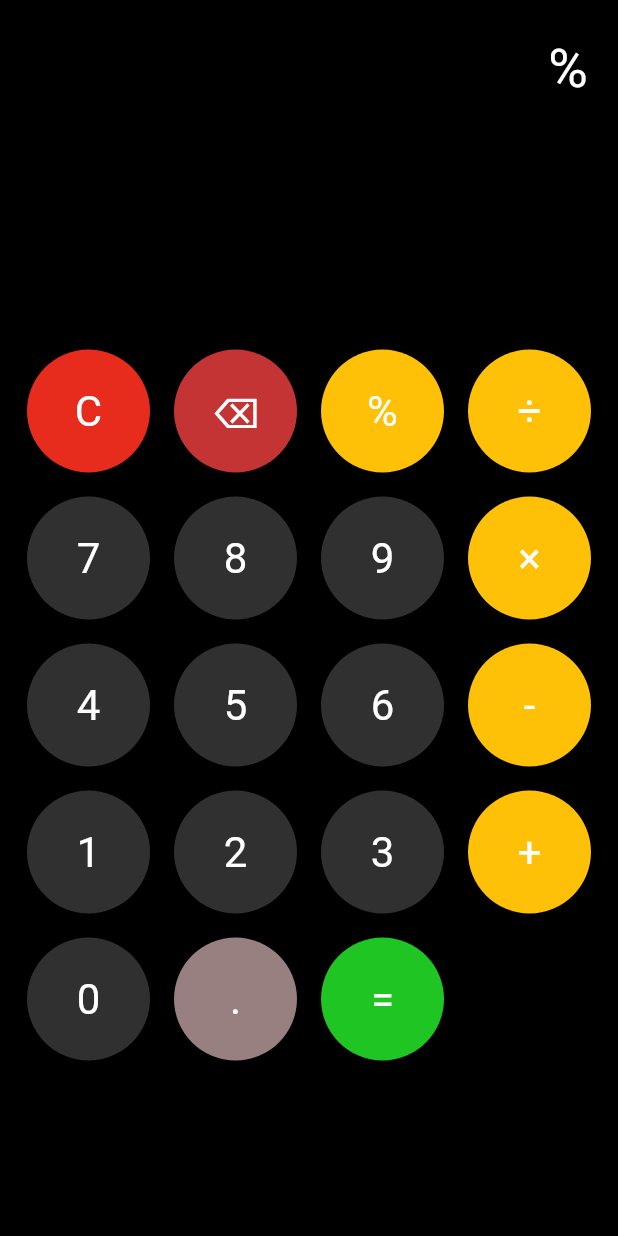
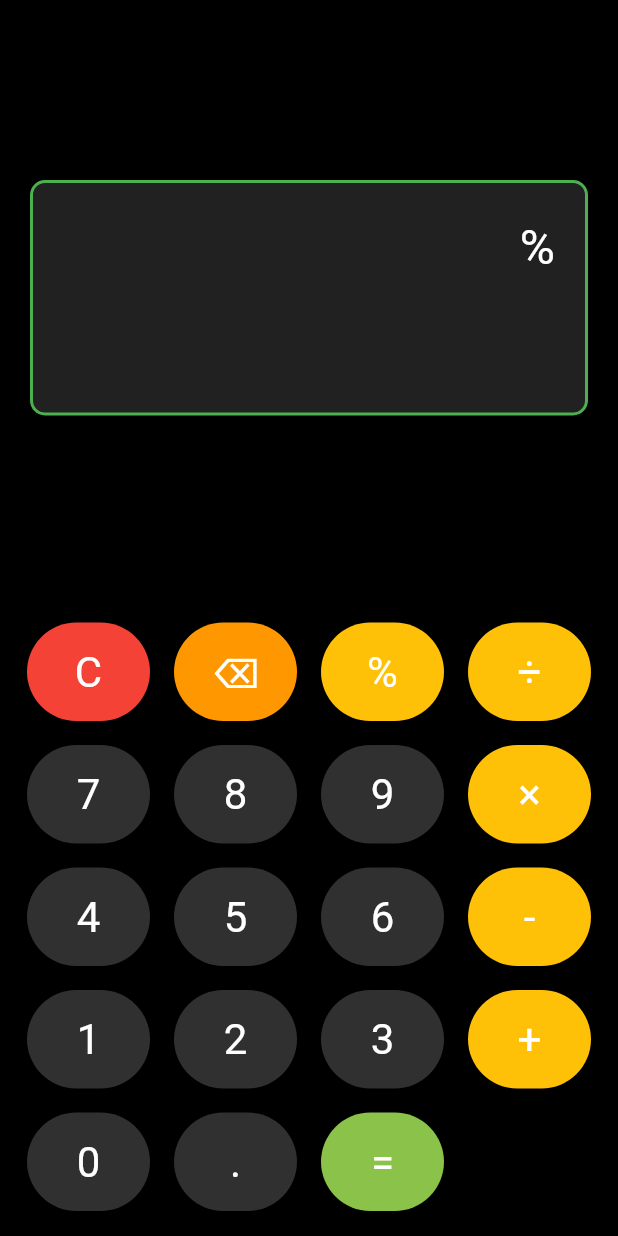
Before and after one commit to helangeorge999/calculator_flutter, a Flutter app: the screen it shows after launch, after a tap on an icon or button, on a phone screen of 412 x 824 dp. Run offline on Flutter 3.47's test engine with Material 3 defaults, Android fonts, the phone set to English and light mode, and no system bars; our stand-ins replace math_expressions.

Commit message:
update color

```diff
--- a/lib/screens/calculator_screen.dart
+++ b/lib/screens/calculator_screen.dart
@@ -12,7 +12,7 @@ class CalculatorScreen extends StatefulWidget {
 class _CalculatorScreenState extends State<CalculatorScreen> {
   String input = "";
   String result = "";
-  bool lastPressedEquals = false; // Tracks if last press was "="
+  bool lastPressedEquals = false;
 
   void buttonPressed(String value) {
     setState(() {
@@ -21,26 +21,22 @@ class _CalculatorScreenState extends State<CalculatorScreen> {
         result = "";
         lastPressedEquals = false;
       } else if (value == '⌫') {
-        if (input.isNotEmpty) {
-          input = input.substring(0, input.length - 1);
-        }
+        if (input.isNotEmpty) input = input.substring(0, input.length - 1);
       } else if (value == '=') {
         if (input.isNotEmpty) {
           result = calculateResult(input);
           lastPressedEquals = true;
         }
       } else {
-        // If last pressed "=" and new input is an operator, continue from result
         if (lastPressedEquals) {
           if (isOperator(value)) {
             input = result + value;
           } else {
-            input = value; // start new calculation
+            input = value;
             result = "";
           }
           lastPressedEquals = false;
         } else {
-          // Prevent multiple operators in a row
           if (input.isNotEmpty &&
               isOperator(input[input.length - 1]) &&
               isOperator(value)) {
@@ -59,10 +55,7 @@ class _CalculatorScreenState extends State<CalculatorScreen> {
 
   String calculateResult(String exp) {
     try {
-      // Replace symbols
       exp = exp.replaceAll('×', '*').replaceAll('x', '*').replaceAll('÷', '/');
-
-      // Replace % with /100
       exp = exp.replaceAll('%', '/100');
 
       Parser p = Parser();
@@ -71,11 +64,7 @@ class _CalculatorScreenState extends State<CalculatorScreen> {
 
       double eval = parsedExp.evaluate(EvaluationType.REAL, cm);
 
-      // Remove ".0" for integers
-      if (eval == eval.toInt()) {
-        return eval.toInt().toString();
-      }
-
+      if (eval == eval.toInt()) return eval.toInt().toString();
       return eval.toString();
     } catch (e) {
       return "Error";
@@ -87,44 +76,61 @@ class _CalculatorScreenState extends State<CalculatorScreen> {
     return Scaffold(
       backgroundColor: Colors.black,
       body: Column(
-        mainAxisAlignment: MainAxisAlignment.end,
         children: [
-          // Input Display
+          const SizedBox(height: 100),
+
+          // Big Rectangle for input + result
           Container(
-            alignment: Alignment.centerRight,
+            margin: const EdgeInsets.all(20),
             padding: const EdgeInsets.all(20),
-            child: Text(
-              input,
-              style: const TextStyle(color: Colors.white, fontSize: 36),
+            width: double.infinity,
+            decoration: BoxDecoration(
+              color: Colors.grey[900],
+              borderRadius: BorderRadius.circular(10),
+              border: Border.all(color: Colors.green, width: 2),
+            ),
+            child: Column(
+              crossAxisAlignment: CrossAxisAlignment.end,
+              children: [
+                Text(
+                  input,
+                  style: const TextStyle(
+                    color: Colors.white,
+                    fontSize: 32,
+                    overflow: TextOverflow.ellipsis,
+                  ),
+                ),
+                const SizedBox(height: 10),
+                Text(
+                  result,
+                  style: const TextStyle(
+                    color: Color.fromARGB(255, 239, 242, 239),
+                    fontSize: 40,
+                    fontWeight: FontWeight.bold,
+                    overflow: TextOverflow.ellipsis,
+                  ),
+                ),
+              ],
             ),
           ),
 
-          // Result Display
-          Container(
-            alignment: Alignment.centerRight,
-            padding: const EdgeInsets.all(20),
-            child: Text(
-              result,
-              style: const TextStyle(color: Colors.green, fontSize: 45),
-            ),
-          ),
+          const SizedBox(height: 100),
 
-          const SizedBox(height: 20),
-
-          // Buttons Grid
+          // Buttons grid (all same style)
           Expanded(
             child: GridView.count(
               crossAxisCount: 4,
               padding: const EdgeInsets.all(10),
+              childAspectRatio: 1.2,
               children: [
                 CalculatorButton(
                   text: "C",
-                  color: const Color.fromARGB(255, 231, 43, 29),
+                  color: Colors.red, // custom color
                   onTap: buttonPressed,
                 ),
                 CalculatorButton(
                   text: "⌫",
-                  color: const Color.fromARGB(255, 197, 52, 52),
+                  color: Colors.orange, // custom color
                   onTap: buttonPressed,
                 ),
                 CalculatorButton(
@@ -208,14 +214,15 @@ class _CalculatorScreenState extends State<CalculatorScreen> {
                 ),
                 CalculatorButton(
                   text: ".",
-                  color: const Color.fromARGB(255, 152, 128, 128)!,
+                  color: Colors.grey[850]!,
                   onTap: buttonPressed,
                 ),
                 CalculatorButton(
                   text: "=",
-                  color: const Color.fromARGB(255, 30, 197, 35),
+                  color: Colors.lightGreen,
                   onTap: buttonPressed,
                 ),
+                const SizedBox(), // empty to balance grid
               ],
             ),
           ),
```
